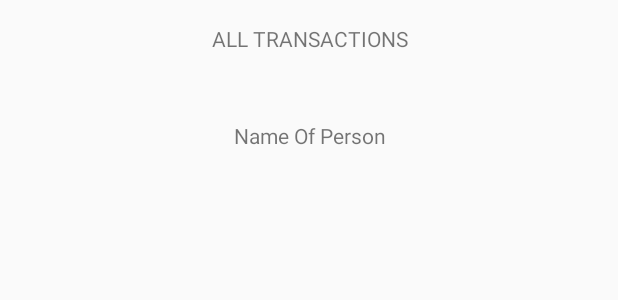
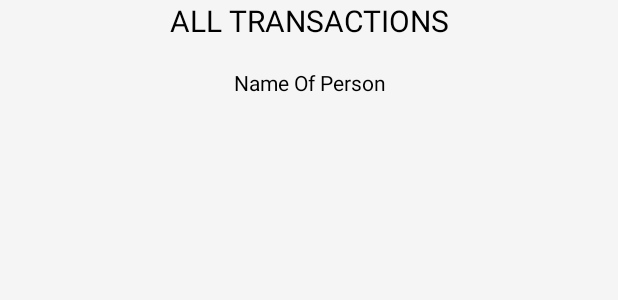
Before and after one commit to AkhilRautela/ledger_system, an Android app: the layout frag_personinfo.xml on its own in the app's theme, with its tools: preview values and no code run, on a phone screen of 412 x 824 dp. Shown: the top 300 px of the screen. Run offline under Robolectric (Android 15) with nearby library versions, the phone set to English and light mode, and no system bars.

Commit message:
bug fixed added dishant xmls

```diff
--- a/app/src/main/java/com/example/ledgersystem/home.java
+++ b/app/src/main/java/com/example/ledgersystem/home.java
@@ -109,9 +109,7 @@ public class home extends AppCompatActivity {
                 int l=menuItem.getItemId();
                 if(l==R.id.nav_home){
                     getSupportFragmentManager().beginTransaction().replace(R.id.main_hu_container,new home_fragment()).commit();
-                    while(getSupportFragmentManager().getBackStackEntryCount()>0){
-                        getSupportFragmentManager().popBackStack();
-                    }
+
                 }
                 if(l==R.id.nav_logout){
                     Toast.makeText(getApplicationContext(),"Logging Out",Toast.LENGTH_SHORT);
@@ -125,7 +123,6 @@ public class home extends AppCompatActivity {
                 }
                 if(l==R.id.nav_about){
                     getSupportFragmentManager().beginTransaction().replace(R.id.main_hu_container,new about_fragment()).commit();
-                    getSupportFragmentManager().beginTransaction().addToBackStack("about").commit();
                 }
                 drawer.closeDrawer(GravityCompat.START);
                 return true;
--- a/app/src/main/java/com/example/ledgersystem/home_fragment.java
+++ b/app/src/main/java/com/example/ledgersystem/home_fragment.java
@@ -46,7 +46,9 @@ public class home_fragment extends Fragment {
 
     public View onCreateView(@NonNull LayoutInflater inflater, @Nullable ViewGroup container, @Nullable Bundle savedInstanceState)
     {
+
         final View v= inflater.inflate(R.layout.frag_home, container, false);
+
         LinearLayout l=v.findViewById(R.id.impbtn);
         spl=l.findViewById(R.id.spl);
         req=l.findViewById(R.id.req);
@@ -68,7 +70,7 @@ public class home_fragment extends Fragment {
                 Vibrator vv = (Vibrator) getActivity().getApplicationContext().getSystemService(Context.VIBRATOR_SERVICE);
                 vv.vibrate(100);
                 getActivity().getSupportFragmentManager().beginTransaction().replace(R.id.main_hu_container,new splitbill_fragment()).commit();
-                getActivity().getSupportFragmentManager().beginTransaction().addToBackStack("hii").commit();
+                getActivity().getSupportFragmentManager().beginTransaction().addToBackStack("splitbill").commit();
                 Toast.makeText(getActivity().getApplicationContext(),"Split Bill",Toast.LENGTH_SHORT).show();
 
             }
--- a/app/src/main/java/com/example/ledgersystem/splitbill_fragment.java
+++ b/app/src/main/java/com/example/ledgersystem/splitbill_fragment.java
@@ -75,8 +75,9 @@ public class splitbill_fragment extends Fragment {
                 selectedsplitdata.i=0;
                 selectedsplitdata.names=new String[1000];
                 selectedsplitdata s= new selectedsplitdata(li);
-                System.out.println(getActivity().getSupportFragmentManager().getBackStackEntryCount());
+                System.out.println("gsss "+getActivity().getSupportFragmentManager().getBackStackEntryCount());
                 getActivity().getSupportFragmentManager().beginTransaction().replace(R.id.main_hu_container,new splitnext_fragment()).commit();
+
             }
         });
         return  split;
--- a/app/src/main/java/com/example/ledgersystem/splitnext_fragment.java
+++ b/app/src/main/java/com/example/ledgersystem/splitnext_fragment.java
@@ -51,8 +51,6 @@ public class splitnext_fragment extends Fragment {
                 }
                 Toast.makeText(getActivity().getApplicationContext(),"Split Done",Toast.LENGTH_SHORT).show();
                 getActivity().getSupportFragmentManager().beginTransaction().replace(R.id.main_hu_container,new home_fragment()).commit();
-                getActivity().getSupportFragmentManager().beginTransaction().remove(new perpersoninfo_fragment());
-                getActivity().getSupportFragmentManager().popBackStack();
 
             }
         });
--- a/app/src/main/res/layout/frag_personinfo.xml
+++ b/app/src/main/res/layout/frag_personinfo.xml
@@ -4,25 +4,29 @@
     xmlns:app="http://schemas.android.com/apk/res-auto"
     xmlns:tools="http://schemas.android.com/tools"
     android:layout_width="match_parent"
-    android:layout_height="match_parent">
+    android:layout_height="match_parent"
+    android:background="#F5F5F5">
 
     <TextView
         android:id="@+id/textView9"
-        android:layout_width="200dp"
-        android:layout_height="51dp"
+        android:layout_width="match_parent"
+        android:layout_height="wrap_content"
         android:gravity="center"
         android:text="ALL TRANSACTIONS"
+        android:textColor="#000"
+        android:textSize="20dp"
         app:layout_constraintEnd_toEndOf="parent"
         app:layout_constraintStart_toStartOf="parent"
         app:layout_constraintTop_toTopOf="parent" />
 
     <TextView
         android:id="@+id/textView10"
-        android:layout_width="111dp"
-        android:layout_height="43dp"
+        android:layout_width="match_parent"
+        android:layout_height="wrap_content"
         android:layout_marginTop="8dp"
         android:gravity="center"
         android:text=" Name Of Person "
+        android:textColor="#000"
         app:layout_constraintBottom_toBottomOf="parent"
         app:layout_constraintEnd_toEndOf="parent"
         app:layout_constraintStart_toStartOf="parent"
@@ -30,11 +34,14 @@
         app:layout_constraintVertical_bias="0.013" />
 
     <androidx.recyclerview.widget.RecyclerView
-        android:layout_width="387dp"
         android:id="@+id/alltransactions"
-        android:layout_height="576dp"
+        android:layout_width="match_parent"
+        android:layout_height="wrap_content"
+        android:padding="20dp"
+        android:backgroundTint="#F5F5F5"
         app:layout_constraintBottom_toBottomOf="parent"
         app:layout_constraintEnd_toEndOf="parent"
         app:layout_constraintStart_toStartOf="parent"
-        app:layout_constraintTop_toBottomOf="@+id/textView10" />
+        app:layout_constraintTop_toBottomOf="@+id/textView10"
+        app:layout_constraintVertical_bias="0.097" />
 </androidx.constraintlayout.widget.ConstraintLayout>
```
Also changed, not shown: app/src/main/java/com/example/ledgersystem/contactinhomeadapter.java (+15 -10 lines), app/src/main/java/com/example/ledgersystem/general_profileAdapter.java (+14 -10 lines), app/src/main/java/com/example/ledgersystem/perpersoninfo_fragment.java (+8 -3 lines), app/src/main/res/layout/frag_about_user.xml (+7 -4 lines), app/src/main/res/layout/onepersonview.xml (+49 -39 lines).
